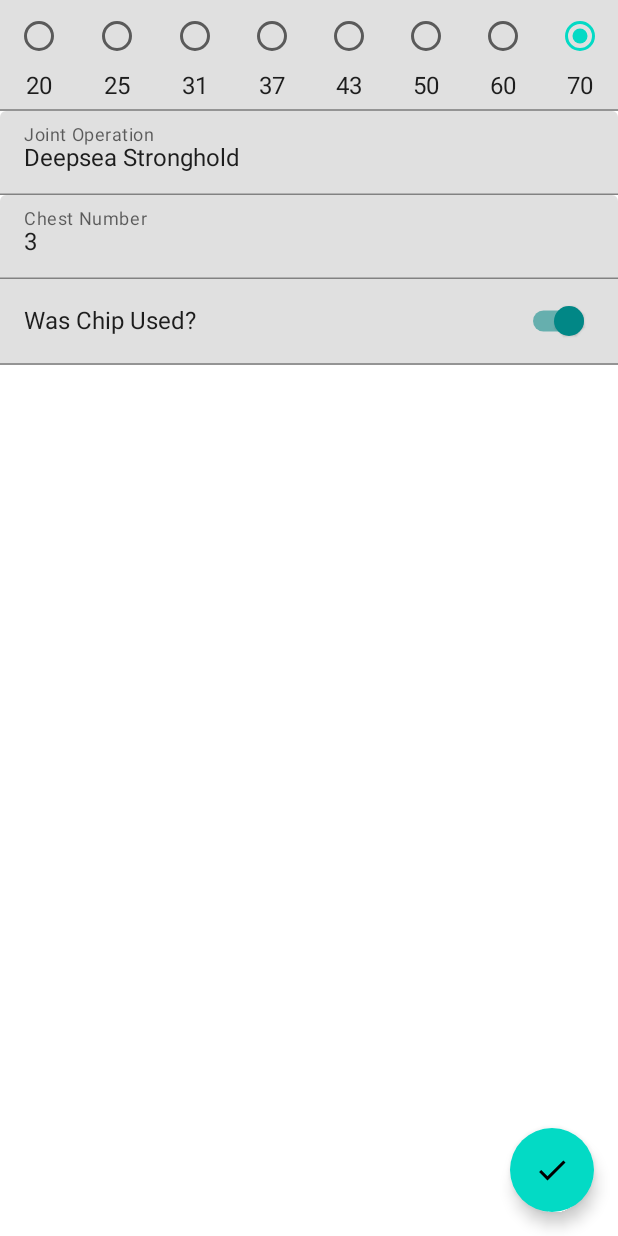
After one commit to ceribe/tower-of-fantasy-assistant, an Android app built with Jetpack Compose: the composable AddEditJOLootScreen shown on its own in the app's theme, on a phone screen of 412 x 824 dp. The commit adds this screen. Run offline under Robolectric (Android 15) with nearby library versions, the phone set to English and light mode, and no system bars; our stand-ins replace Dagger/Hilt's generated code; 1 statement that could not run was skipped.

Commit message:
Add view models and screens

```diff
--- a/app/build.gradle
+++ b/app/build.gradle
@@ -79,4 +79,7 @@ dependencies {
 
     // Kotlin Extensions and Coroutines support for Room
     implementation "androidx.room:room-ktx:2.4.3"
+
+    // Additional icons
+    implementation "androidx.compose.material:material-icons-extended:$compose_ui_version"
 }
--- a/app/src/main/AndroidManifest.xml
+++ b/app/src/main/AndroidManifest.xml
@@ -3,6 +3,7 @@
     xmlns:tools="http://schemas.android.com/tools">
 
     <application
+        android:name=".ToFAssistantApp"
         android:allowBackup="true"
         android:dataExtractionRules="@xml/data_extraction_rules"
         android:fullBackupContent="@xml/backup_rules"
--- a/app/src/main/java/com/kagamiapps/tofassistant/data/consts/JointOperation.kt
+++ b/app/src/main/java/com/kagamiapps/tofassistant/data/consts/JointOperation.kt
@@ -51,6 +51,7 @@ enum class JointOperation(
 
     companion object {
         fun getById(id: Int) = values().first { it.id == id }
+        fun getByName(name: String) = values().first { it.instanceName == name }
     }
 }
 
--- /dev/null
+++ b/app/src/main/java/com/kagamiapps/tofassistant/ui/add_edit_jo_loot/AddEditJOLootScreen.kt
@@ -0,0 +1,141 @@
+package com.kagamiapps.tofassistant.ui.add_edit_jo_loot
+
+import androidx.compose.foundation.background
+import androidx.compose.foundation.clickable
+import androidx.compose.foundation.layout.*
+import androidx.compose.foundation.selection.selectable
+import androidx.compose.material.*
+import androidx.compose.material.icons.Icons
+import androidx.compose.material.icons.filled.Check
+import androidx.compose.runtime.Composable
+import androidx.compose.runtime.LaunchedEffect
+import androidx.compose.ui.Alignment
+import androidx.compose.ui.Modifier
+import androidx.compose.ui.graphics.Color
+import androidx.compose.ui.unit.dp
+import androidx.hilt.navigation.compose.hiltViewModel
+import com.kagamiapps.tofassistant.data.consts.JODifficulty
+import com.kagamiapps.tofassistant.data.consts.JointOperation
+import com.kagamiapps.tofassistant.ui.composables.ComboBox
+import com.kagamiapps.tofassistant.util.UiEvent
+
+@Composable
+fun AddEditJOLootScreen(
+    onPopBackStack: () -> Unit,
+    viewModel: AddEditJOLootViewModel = hiltViewModel()
+) {
+    val bgColor = MaterialTheme.colors.onSurface.copy(alpha = 0.12f)
+    val scaffoldState = rememberScaffoldState()
+    LaunchedEffect(key1 = true) {
+        viewModel.uiEvent.collect { event ->
+            when(event) {
+                is UiEvent.PopBackStack -> onPopBackStack()
+                else -> {}
+            }
+        }
+    }
+    Scaffold(
+        scaffoldState = scaffoldState,
+        modifier = Modifier
+            .fillMaxSize(),
+        floatingActionButton = {
+            FloatingActionButton(onClick = {
+                viewModel.onEvent(AddEditJOLootEvent.OnSaveJOLootClick)
+            }) {
+                Icon(
+                    imageVector = Icons.Default.Check,
+                    contentDescription = "Save"
+                )
+            }
+        }
+    ) { paddingValues ->
+        Column(
+            modifier = Modifier
+                .fillMaxSize()
+                .padding(paddingValues)
+        ) {
+            Row(
+                horizontalArrangement = Arrangement.SpaceAround,
+                modifier = Modifier
+                    .background(bgColor)
+                    .fillMaxWidth()
+                    .padding(bottom = 6.dp)
+            ) {
+                JODifficulty.values().forEach {
+                    Column(
+                        horizontalAlignment = Alignment.CenterHorizontally,
+                        modifier = Modifier
+                            .weight(1f)
+                    ) {
+                        RadioButton(
+                            onClick = { viewModel.onEvent(AddEditJOLootEvent.OnDifficultyChange(it)) },
+                            selected = it == viewModel.difficulty
+                        )
+                        Text(
+                            text = it.level.toString(),
+                        )
+                    }
+                }
+            }
+            GrayLine()
+            ComboBox(
+                label = "Joint Operation",
+                testTag = "JOINT_OPERATION_COMBOBOX",
+                value = viewModel.jo.instanceName,
+                suggestions = JointOperation.values().map { it.instanceName },
+                editable = false,
+                onChangeCallback = {
+                    viewModel.onEvent(
+                        AddEditJOLootEvent.OnJOChange(
+                            JointOperation.getByName(it)
+                        )
+                    )
+                }
+            )
+            ComboBox(
+                label = "Chest Number",
+                testTag = "CHEST_NO_COMBOBOX",
+                value = viewModel.chestNo.toString(),
+                suggestions = (1..3).map { it.toString() },
+                editable = false,
+                onChangeCallback = {
+                    viewModel.onEvent(
+                        AddEditJOLootEvent.OnChestNoChange(
+                            it.toInt()
+                        )
+                    )
+                }
+            )
+
+            Row(
+                verticalAlignment = Alignment.CenterVertically,
+                horizontalArrangement = Arrangement.SpaceBetween,
+                modifier = Modifier
+                    .fillMaxWidth()
+                    .background(bgColor)
+                    .height(56.dp)
+                    .padding(start = 16.dp, end = 16.dp)
+            ) {
+                Text(text = "Was Chip Used?")
+                Switch(
+                    checked = viewModel.isChipUsed,
+                    onCheckedChange = {
+                        viewModel.onEvent(AddEditJOLootEvent.OnIsChipUsedChange(it))
+                    }
+                )
+            }
+            GrayLine()
+            // TODO Drops
+        }
+    }
+}
+
+@Composable
+fun GrayLine() {
+    Row(
+        modifier = Modifier
+            .fillMaxWidth()
+            .height(1.dp)
+            .background(MaterialTheme.colors.onSurface.copy(alpha = 0.42f))
+    ) {}
+}
--- /dev/null
+++ b/app/src/main/java/com/kagamiapps/tofassistant/ui/add_edit_jo_loot/AddEditJOLootViewModel.kt
@@ -0,0 +1,103 @@
+package com.kagamiapps.tofassistant.ui.add_edit_jo_loot
+
+import androidx.compose.runtime.getValue
+import androidx.compose.runtime.mutableStateOf
+import androidx.compose.runtime.setValue
+import androidx.lifecycle.SavedStateHandle
+import androidx.lifecycle.ViewModel
+import androidx.lifecycle.viewModelScope
+import com.kagamiapps.tofassistant.data.JOLoot
+import com.kagamiapps.tofassistant.data.JOLootRepository
+import com.kagamiapps.tofassistant.data.consts.Drop
+import com.kagamiapps.tofassistant.data.consts.JODifficulty
+import com.kagamiapps.tofassistant.data.consts.JointOperation
+import com.kagamiapps.tofassistant.util.UiEvent
+import dagger.hilt.android.lifecycle.HiltViewModel
+import kotlinx.coroutines.channels.Channel
+import kotlinx.coroutines.flow.receiveAsFlow
+import kotlinx.coroutines.launch
+import javax.inject.Inject
+
+@HiltViewModel
+class AddEditJOLootViewModel @Inject constructor(
+    private val repository: JOLootRepository,
+    savedStateHandle: SavedStateHandle
+): ViewModel() {
+
+    var id by mutableStateOf(-1)
+        private set
+
+    var drops by mutableStateOf(emptyList<Drop>())
+        private set
+
+    var isChipUsed by mutableStateOf(true)
+        private set
+
+    var difficulty by mutableStateOf(JODifficulty.VIII)
+        private set
+
+    var jo by mutableStateOf(JointOperation.DeepseaStronghold)
+        private set
+
+    var chestNo by mutableStateOf(3)
+        private set
+
+    private val _uiEvent = Channel<UiEvent>()
+    val uiEvent = _uiEvent.receiveAsFlow()
+
+    init {
+        id = savedStateHandle.get<Int>("id")!!
+        if (id != -1) {
+            viewModelScope.launch {
+                repository.getLootById(id)?.let { loot ->
+                    drops = loot.drops
+                    isChipUsed = loot.isChipUsed
+                    difficulty = loot.difficulty
+                    jo = loot.jo
+                    chestNo = loot.chestNo
+                }
+            }
+        }
+    }
+
+    fun onEvent(event: AddEditJOLootEvent) {
+        when(event) {
+            is AddEditJOLootEvent.OnChestNoChange -> {
+                chestNo = event.chestNo
+            }
+            is AddEditJOLootEvent.OnDifficultyChange -> {
+                difficulty = event.difficulty
+            }
+            is AddEditJOLootEvent.OnDropsChange -> {
+                drops = event.drops
+            }
+            is AddEditJOLootEvent.OnIsChipUsedChange -> {
+                isChipUsed = event.isChipUsed
+            }
+            is AddEditJOLootEvent.OnJOChange -> {
+                jo = event.jo
+            }
+            AddEditJOLootEvent.OnSaveJOLootClick -> {
+                viewModelScope.launch {
+                    repository.upsertLoot(
+                        JOLoot(
+                            drops = drops,
+                            isChipUsed = isChipUsed,
+                            difficulty = difficulty,
+                            jo = jo,
+                            chestNo = chestNo,
+                            id = id
+                        )
+                    )
+                    sendUiEvent(UiEvent.PopBackStack)
+                }
+            }
+        }
+    }
+
+    private fun sendUiEvent(event: UiEvent) {
+        viewModelScope.launch {
+            _uiEvent.send(event)
+        }
+    }
+}
--- /dev/null
+++ b/app/src/main/java/com/kagamiapps/tofassistant/ui/composables/ComboBox.kt
@@ -0,0 +1,103 @@
+package com.kagamiapps.tofassistant.ui.composables
+
+import androidx.compose.foundation.background
+import androidx.compose.foundation.clickable
+import androidx.compose.foundation.layout.Box
+import androidx.compose.foundation.layout.Column
+import androidx.compose.foundation.layout.fillMaxWidth
+import androidx.compose.foundation.layout.width
+import androidx.compose.foundation.text.KeyboardActions
+import androidx.compose.foundation.text.KeyboardOptions
+import androidx.compose.material.*
+import androidx.compose.material.icons.Icons
+import androidx.compose.material.icons.filled.ArrowDropDown
+import androidx.compose.material.icons.filled.ArrowDropUp
+import androidx.compose.runtime.*
+import androidx.compose.ui.ExperimentalComposeUiApi
+import androidx.compose.ui.Modifier
+import androidx.compose.ui.geometry.Size
+import androidx.compose.ui.layout.onGloballyPositioned
+import androidx.compose.ui.platform.LocalDensity
+import androidx.compose.ui.platform.LocalFocusManager
+import androidx.compose.ui.platform.LocalSoftwareKeyboardController
+import androidx.compose.ui.platform.testTag
+import androidx.compose.ui.unit.toSize
+
+@OptIn(ExperimentalComposeUiApi::class)
+@Composable
+fun ComboBox(
+    label: String,
+    testTag: String,
+    value: String,
+    suggestions: List<String>,
+    onChangeCallback: (value: String) -> Unit,
+    modifier: Modifier = Modifier,
+    editable: Boolean = true,
+    keyboardOptions: KeyboardOptions = KeyboardOptions(),
+    keyboardActions: KeyboardActions = KeyboardActions()
+) {
+    var textFieldSize by remember { mutableStateOf(Size.Zero) }
+    var expanded by remember { mutableStateOf(false) }
+
+    val icon = if (expanded)
+        Icons.Filled.ArrowDropUp
+    else
+        Icons.Filled.ArrowDropDown
+
+    val softwareKeyboardController = LocalSoftwareKeyboardController.current
+    val focusManager = LocalFocusManager.current
+    val clickableModifier = if(editable) Modifier else Modifier.clickable { expanded = true }
+
+    Column {
+        Box {
+            TextField(
+                value = value,
+                onValueChange = { onChangeCallback(it) },
+                modifier = modifier
+                    .fillMaxWidth()
+                    .testTag(testTag)
+                    .onGloballyPositioned { coordinates ->
+                        //This value is used to assign to the DropDown the same width
+                        textFieldSize = coordinates.size.toSize()
+                    },
+                label = if (label != "") {{ Text(label) }} else null,
+                singleLine = true,
+                keyboardOptions = keyboardOptions,
+                keyboardActions = keyboardActions,
+                trailingIcon = {
+                    if (editable)
+                        Icon(
+                            imageVector = icon,
+                            null,
+                            modifier = Modifier
+                                .testTag("$testTag Arrow Icon")
+                                .clickable {
+                                    softwareKeyboardController?.hide()
+                                    focusManager.clearFocus()
+                                    expanded = !expanded
+                                }
+                        )
+                }
+            )
+            Box(modifier = clickableModifier.matchParentSize())
+        }
+        DropdownMenu(
+            expanded = expanded,
+            onDismissRequest = { expanded = false },
+            modifier = Modifier
+                .background(MaterialTheme.colors.primary)
+                .width(with(LocalDensity.current) { textFieldSize.width.toDp() })
+        ) {
+            suggestions.forEach { label ->
+                DropdownMenuItem(
+                    onClick = {
+                        onChangeCallback(label)
+                        expanded = false
+                    }
+                ) {
+                    Text(text = label)
+                }
+            }
+        }
+    }
+}
```
Also changed, not shown: app/src/main/java/com/kagamiapps/tofassistant/MainActivity.kt (+32 -18 lines), app/src/main/java/com/kagamiapps/tofassistant/ui/add_edit_jo_loot/AddEditJOLootEvent.kt (added, +14 -0 lines), app/src/main/java/com/kagamiapps/tofassistant/ui/jo_loot_list/JOLootItem.kt (added, +15 -0 lines), app/src/main/java/com/kagamiapps/tofassistant/ui/jo_loot_list/JOLootListEvent.kt (added, +8 -0 lines), app/src/main/java/com/kagamiapps/tofassistant/ui/jo_loot_list/JOLootListScreen.kt (added, +67 -0 lines), app/src/main/java/com/kagamiapps/tofassistant/ui/jo_loot_list/JOLootListViewModel.kt (added, +40 -0 lines).
